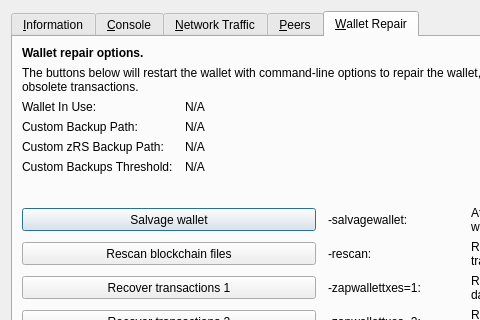
This is src/qt/forms/rpcconsole.ui in clipperrrrrrr/Rupee as Qt 5 draws it before an edit; both pictures show x 0 to 480 and y 0 to 320 of the 769 by 485 pixel window. The edited form follows.
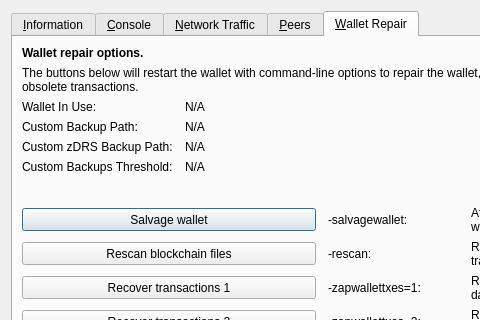
This is the edited form. The open tabs and pages were chosen to show the change. Icons and pictures are not drawn. Custom widgets are drawn as their Qt base class.

What changed in the file:
```diff
--- a/src/qt/forms/rpcconsole.ui
+++ b/src/qt/forms/rpcconsole.ui
@@ -1328,7 +1328,7 @@
        <item row="4" column="0">
         <widget class="QLabel" name="wallet_customzrsbackuppath_label">
          <property name="text">
-          <string>Custom zRS Backup Path:</string>
+          <string>Custom zDRS Backup Path:</string>
          </property>
          <property name="visible">
           <bool>false</bool>
```
Left out of the diff: 10 changed lines with no effect on the pictures.
